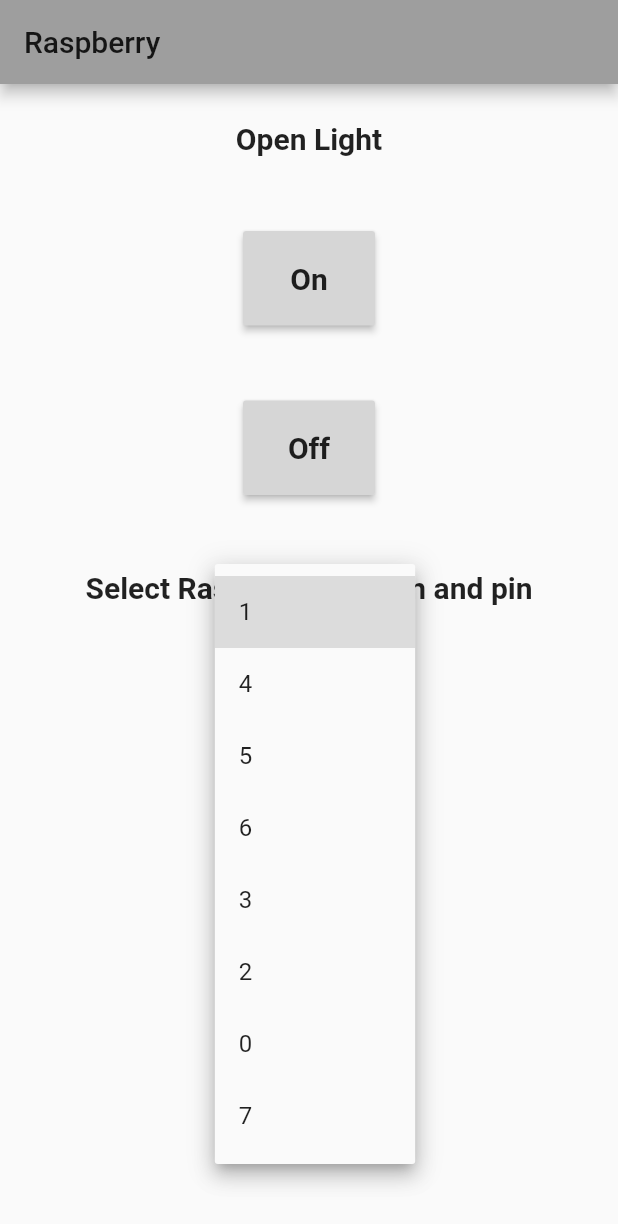
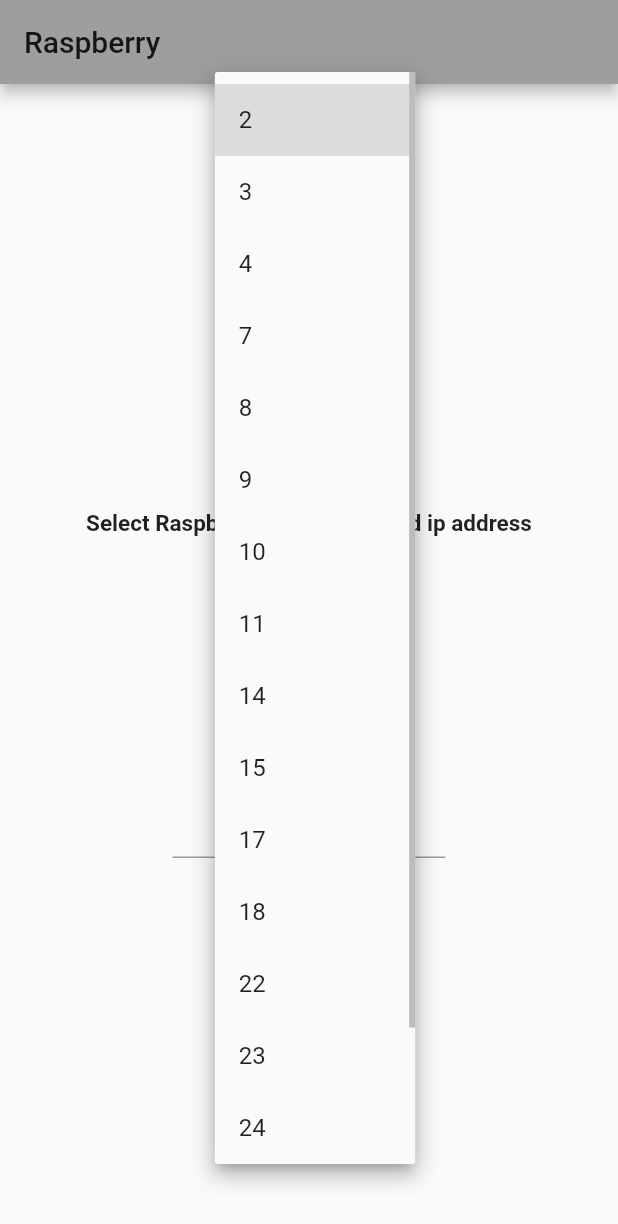
Before and after one commit to lassjr/SwitchApp, a Flutter app: the screen it shows after launch, after a tap on "Select pin", on a phone screen of 412 x 824 dp. Shown: the top 1224 px of the screen. Run offline on Flutter 3.47's test engine with Material 2 defaults, Android fonts, the phone set to English and light mode, and no system bars; network calls fail.

Commit message:
insert text field for input ip address

```diff
--- a/lib/main.dart
+++ b/lib/main.dart
@@ -24,11 +24,13 @@ class MyHomePage extends StatefulWidget {
 
 class _MyHomePageState extends State<MyHomePage> {
   String _data = "";
+  final myController = TextEditingController();
+  String ipServer;
 
-  void _onOff(
-      String selectedVersionRaspberry, int raspberryPin, String action) {
+  void _onOff(String selectedVersionRaspberry, int raspberryPin, String action,
+      String ipServer) {
     var url =
-        "http://192.168.247.195:8080/$action/?ver=$selectedVersionRaspberry&pin=$raspberryPin";
+        "http://$ipServer:8080/$action/?ver=$selectedVersionRaspberry&pin=$raspberryPin";
     http.get(url).then((response) {
       setState(() {
         _data = response.body;
@@ -42,7 +44,25 @@ class _MyHomePageState extends State<MyHomePage> {
 
   List<DropdownMenuItem<String>> listDrop = [];
   List<DropdownMenuItem<int>> listPin = [];
-  List<int> drop = [1, 4, 5, 6, 3, 2, 0, 7];
+  List<int> drop = [
+    2,
+    3,
+    4,
+    7,
+    8,
+    9,
+    10,
+    11,
+    14,
+    15,
+    17,
+    18,
+    22,
+    23,
+    24,
+    25,
+    27
+  ];
   String selectedVersionRaspberry = null;
   int raspberryPin = null;
 
@@ -74,6 +94,12 @@ class _MyHomePageState extends State<MyHomePage> {
         .toList();
   }
 
+  void onChanged(String value) {
+    setState(() {
+      ipServer = value;
+    });
+  }
+
   @override
   Widget build(BuildContext context) {
     loadData();
@@ -93,7 +119,7 @@ class _MyHomePageState extends State<MyHomePage> {
               ),
             ),
             Container(
-              margin: const EdgeInsets.only(top: 50.0),
+              margin: const EdgeInsets.only(top: 25.0),
               child: RaisedButton(
                 padding: const EdgeInsets.all(20.0),
                 child: Text(
@@ -102,7 +128,8 @@ class _MyHomePageState extends State<MyHomePage> {
                 ),
                 color: Colors.grey[350],
                 onPressed: () {
-                  _onOff(selectedVersionRaspberry, raspberryPin, "on");
+                  _onOff(
+                      selectedVersionRaspberry, raspberryPin, "on", ipServer);
                 },
               ),
             ),
@@ -116,15 +143,16 @@ class _MyHomePageState extends State<MyHomePage> {
                 ),
                 color: Colors.grey[350],
                 onPressed: () {
-                  _onOff(selectedVersionRaspberry, raspberryPin, "off");
+                  _onOff(
+                      selectedVersionRaspberry, raspberryPin, "off", ipServer);
                 },
               ),
             ),
             Container(
-              margin: const EdgeInsets.only(top: 50.0),
+              margin: const EdgeInsets.only(top: 35.0),
               child: Text(
-                "Select Raspberry Version and pin",
-                style: TextStyle(fontWeight: FontWeight.bold, fontSize: 20.0),
+                "Select Raspberry Version pin and ip address",
+                style: TextStyle(fontWeight: FontWeight.bold, fontSize: 15.0),
               ),
             ),
             Container(
@@ -153,6 +181,15 @@ class _MyHomePageState extends State<MyHomePage> {
                     }),
               ),
             ),
+            Container(
+              margin:
+                  const EdgeInsets.only(top: 20.0, left: 115.0, right: 115.0),
+              child: Center(
+                child: TextField(onChanged: (String value) {
+                  onChanged(value);
+                }),
+              ),
+            ),
           ],
         ),
       ),
```
